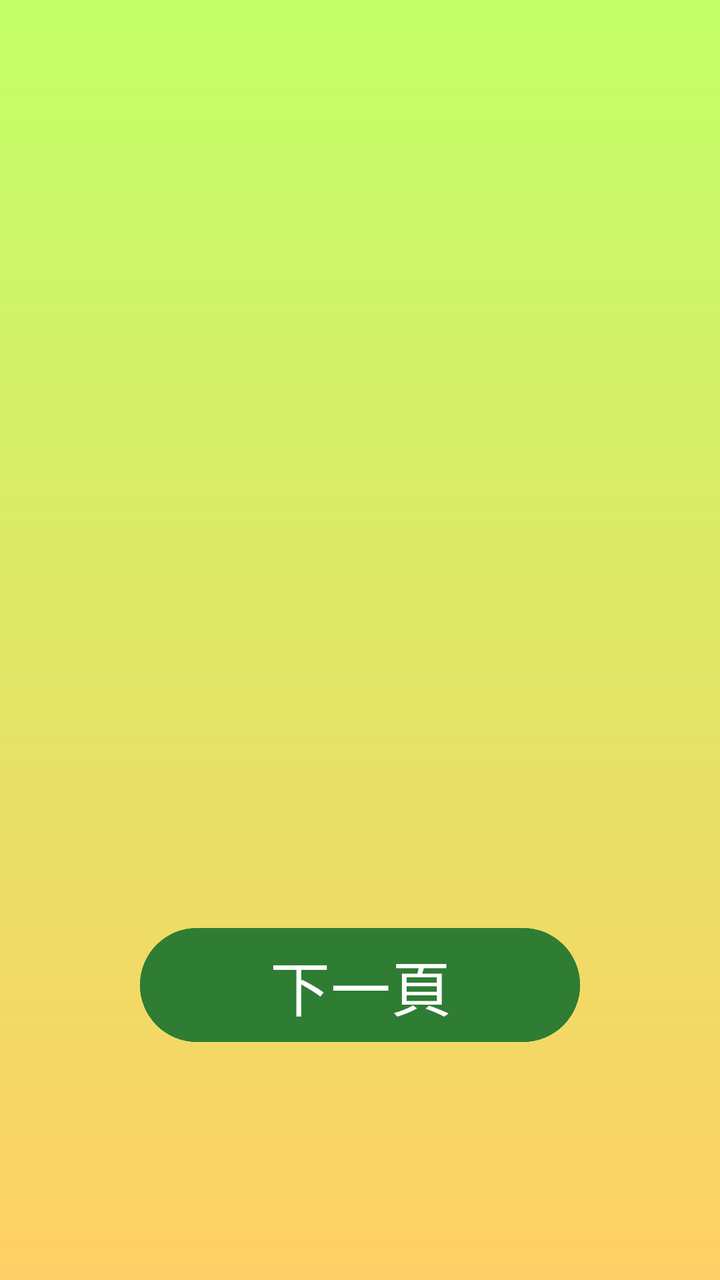
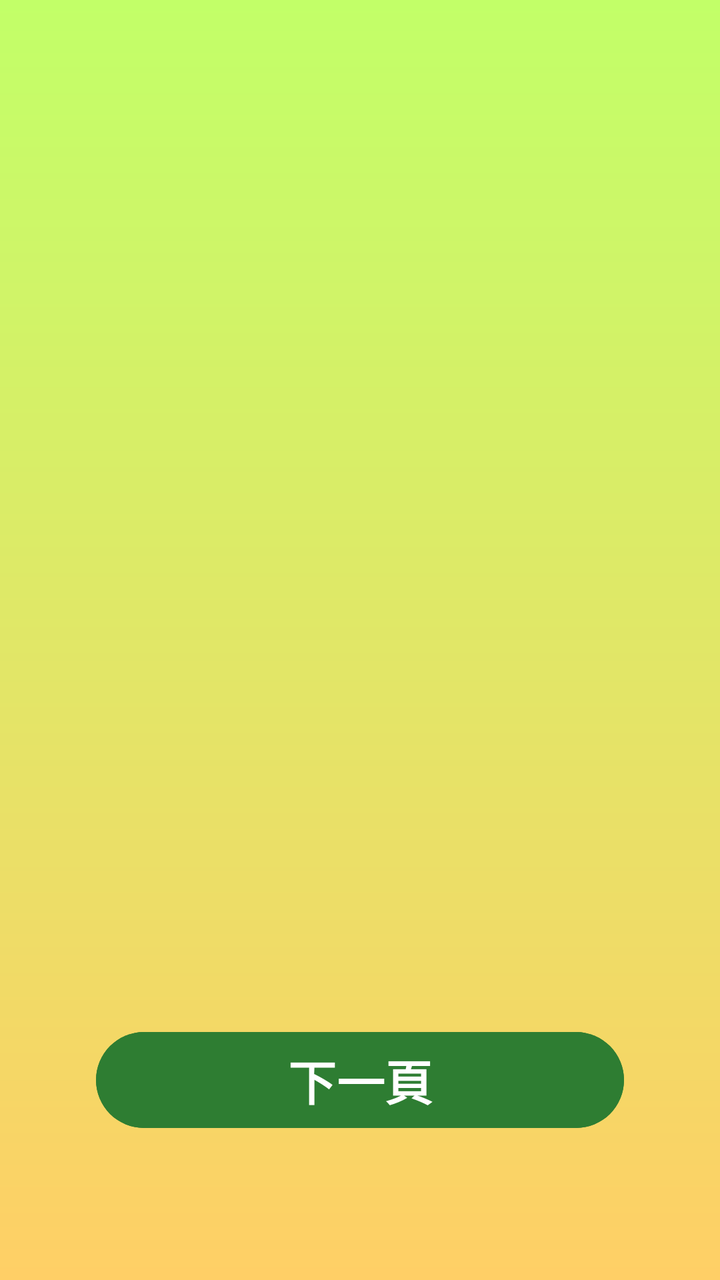

Screens rendered from an Android XML layout before and after an edit, with the pre-edit source and the edit as a unified diff.
<!-- AndroidManifest.xml: application theme Theme.PlantDoctor -->
<!-- res/layout/activity_intro.xml -->
<?xml version="1.0" encoding="utf-8"?>
<androidx.constraintlayout.widget.ConstraintLayout
    xmlns:android="http://schemas.android.com/apk/res/android"
    xmlns:app="http://schemas.android.com/apk/res-auto"
    xmlns:tools="http://schemas.android.com/tools"
    android:layout_width="match_parent"
    android:layout_height="match_parent"
    android:background="@drawable/gradient_background"
    tools:context=".IntroActivity">

    <androidx.viewpager2.widget.ViewPager2
        android:id="@+id/viewPager_intro"
        android:layout_width="match_parent"
        android:layout_height="match_parent"
        app:layout_constraintTop_toTopOf="parent"
        app:layout_constraintBottom_toBottomOf="parent"
        app:layout_constraintStart_toStartOf="parent"
        app:layout_constraintEnd_toEndOf="parent" />

    <LinearLayout
        android:id="@+id/layout_indicators"
        android:layout_width="wrap_content"
        android:layout_height="wrap_content"
        android:orientation="horizontal"
        android:layout_marginBottom="16dp"
        app:layout_constraintBottom_toTopOf="@+id/btn_start"
        app:layout_constraintStart_toStartOf="parent"
        app:layout_constraintEnd_toEndOf="parent" />

    <Button
        android:id="@+id/btn_start"
        android:layout_width="220dp"
        android:layout_height="65dp"
        android:text="下一頁"
        android:textSize="30sp"
        android:textColor="#FFFFFF"
        android:backgroundTint="#2E7D32"
        app:layout_constraintTop_toTopOf="parent"
        app:layout_constraintBottom_toBottomOf="parent"
        app:layout_constraintStart_toStartOf="parent"
        app:layout_constraintEnd_toEndOf="parent"
        app:layout_constraintVertical_bias="0.80" />
</androidx.constraintlayout.widget.ConstraintLayout>
<!-- resources referenced by this layout -->
<resources>
  <!-- drawable gradient_background (drawable) -->
  <?xml version="1.0" encoding="utf-8"?>
  <shape xmlns:android="http://schemas.android.com/apk/res/android"
      android:shape="rectangle">
      <gradient
          android:startColor="#C2FF68"
          android:endColor="#FFCF66"
          android:angle="270" /> </shape>
  <style name="Theme.PlantDoctor" parent="Base.Theme.PlantDoctor" />
  <style name="Base.Theme.PlantDoctor" parent="Theme.Material3.DayNight.NoActionBar">
          
          
      </style>
</resources>

<!-- the commit's change to res/layout/activity_intro.xml (unified diff, before → after) -->
@@ -3,41 +3,61 @@
     xmlns:android="http://schemas.android.com/apk/res/android"
     xmlns:app="http://schemas.android.com/apk/res-auto"
     xmlns:tools="http://schemas.android.com/tools"
+    android:id="@+id/intro_root_layout"
     android:layout_width="match_parent"
     android:layout_height="match_parent"
     android:background="@drawable/gradient_background"
     tools:context=".IntroActivity">
 
+    
+    <androidx.constraintlayout.widget.Guideline
+        android:id="@+id/guideline_bottom_action"
+        android:layout_width="wrap_content"
+        android:layout_height="wrap_content"
+        android:orientation="horizontal"
+        app:layout_constraintGuide_percent="0.80" />
+
+    
     <androidx.viewpager2.widget.ViewPager2
         android:id="@+id/viewPager_intro"
-        android:layout_width="match_parent"
-        android:layout_height="match_parent"
-        app:layout_constraintTop_toTopOf="parent"
-        app:layout_constraintBottom_toBottomOf="parent"
+        android:layout_width="0dp"
+        android:layout_height="0dp"
+        app:layout_constraintBottom_toTopOf="@id/layout_indicators"
+        app:layout_constraintEnd_toEndOf="parent"
         app:layout_constraintStart_toStartOf="parent"
-        app:layout_constraintEnd_toEndOf="parent" />
+        app:layout_constraintTop_toTopOf="parent" />
 
+    
     <LinearLayout
         android:id="@+id/layout_indicators"
         android:layout_width="wrap_content"
         android:layout_height="wrap_content"
+        android:layout_marginBottom="16dp"
         android:orientation="horizontal"
-        android:layout_marginBottom="16dp"
         app:layout_constraintBottom_toTopOf="@+id/btn_start"
-        app:layout_constraintStart_toStartOf="parent"
-        app:layout_constraintEnd_toEndOf="parent" />
+        app:layout_constraintEnd_toEndOf="parent"
+        app:layout_constraintStart_toStartOf="parent" />
 
+    
     <Button
         android:id="@+id/btn_start"
-        android:layout_width="220dp"
-        android:layout_height="65dp"
+        android:layout_width="0dp"
+        android:layout_height="56dp"
+        android:layout_marginHorizontal="48dp"
+        android:backgroundTint="#2E7D32"
+        android:elevation="4dp"
+        android:gravity="center"
+        android:maxLines="1"
         android:text="下一頁"
-        android:textSize="30sp"
         android:textColor="#FFFFFF"
-        android:backgroundTint="#2E7D32"
-        app:layout_constraintTop_toTopOf="parent"
-        app:layout_constraintBottom_toBottomOf="parent"
+        android:textSize="22sp"
+        android:textStyle="bold"
+        app:autoSizeMaxTextSize="24sp"
+        app:autoSizeMinTextSize="14sp"
+        app:autoSizeTextType="uniform"
+        app:cornerRadius="28dp"
+        app:layout_constraintEnd_toEndOf="parent"
         app:layout_constraintStart_toStartOf="parent"
-        app:layout_constraintEnd_toEndOf="parent"
-        app:layout_constraintVertical_bias="0.80" />
+        app:layout_constraintTop_toTopOf="@id/guideline_bottom_action" />
+
 </androidx.constraintlayout.widget.ConstraintLayout>
